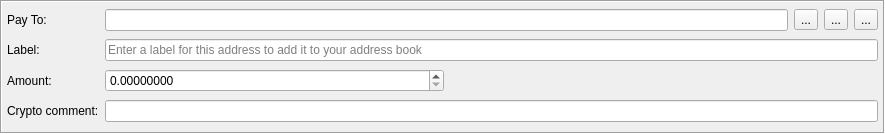
The window that src/gui/ui/transferframe.ui (mygirl8893/Catalyst-Classic-3.0.4) describes before a commit, drawn with Qt 5.
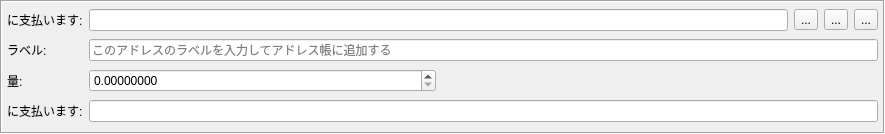
The same window after the commit. Icons and pictures are not drawn.

```diff
--- a/src/gui/ui/transferframe.ui
+++ b/src/gui/ui/transferframe.ui
@@ -35,14 +35,14 @@
    <item row="2" column="0">
     <widget class="QLabel" name="label_3">
      <property name="text">
-      <string>Amount:</string>
+      <string>量:</string>
      </property>
     </widget>
    </item>
    <item row="1" column="1" colspan="5">
     <widget class="QLineEdit" name="m_labelEdit">
      <property name="placeholderText">
-      <string>Enter a label for this address to add it to your address book</string>
+      <string>このアドレスのラベルを入力してアドレス帳に追加する</string>
      </property>
     </widget>
    </item>
@@ -71,7 +71,7 @@
    <item row="1" column="0">
     <widget class="QLabel" name="label_2">
      <property name="text">
-      <string>Label:</string>
+      <string>ラベル:</string>
      </property>
     </widget>
    </item>
@@ -121,14 +121,14 @@
    <item row="0" column="0">
     <widget class="QLabel" name="label">
      <property name="text">
-      <string>Pay To:</string>
+      <string>に支払います:</string>
      </property>
     </widget>
    </item>
    <item row="3" column="0">
     <widget class="QLabel" name="label_4">
      <property name="text">
-      <string>Crypto comment:</string>
+      <string>に支払います:</string>
      </property>
     </widget>
    </item>
```
